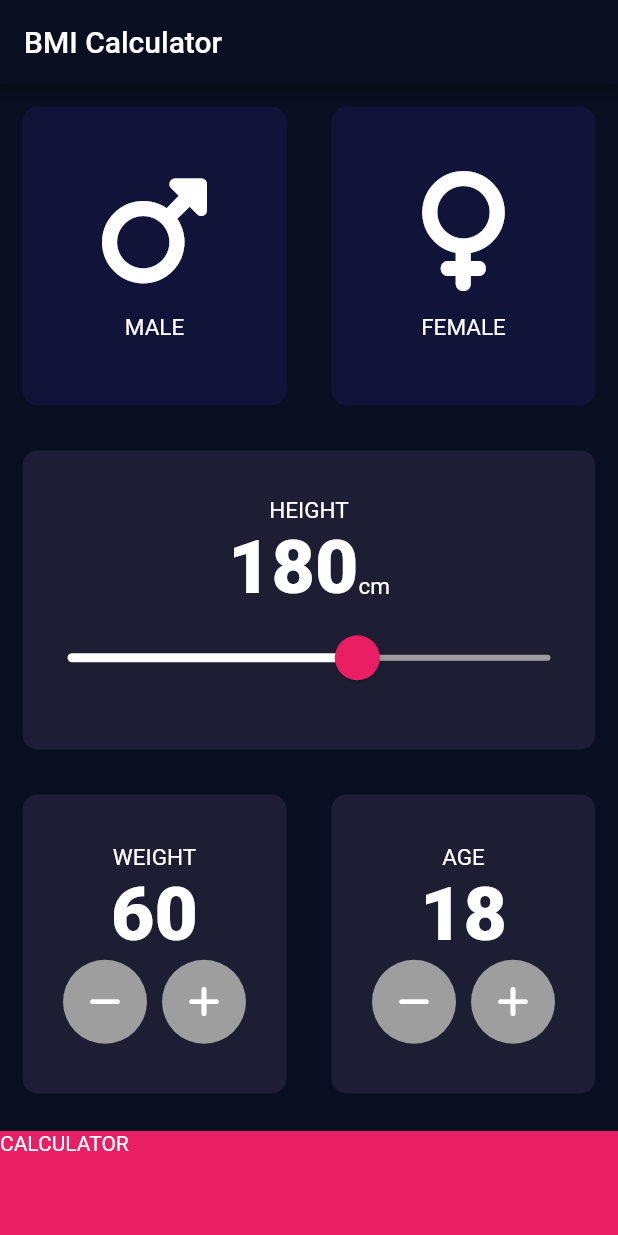
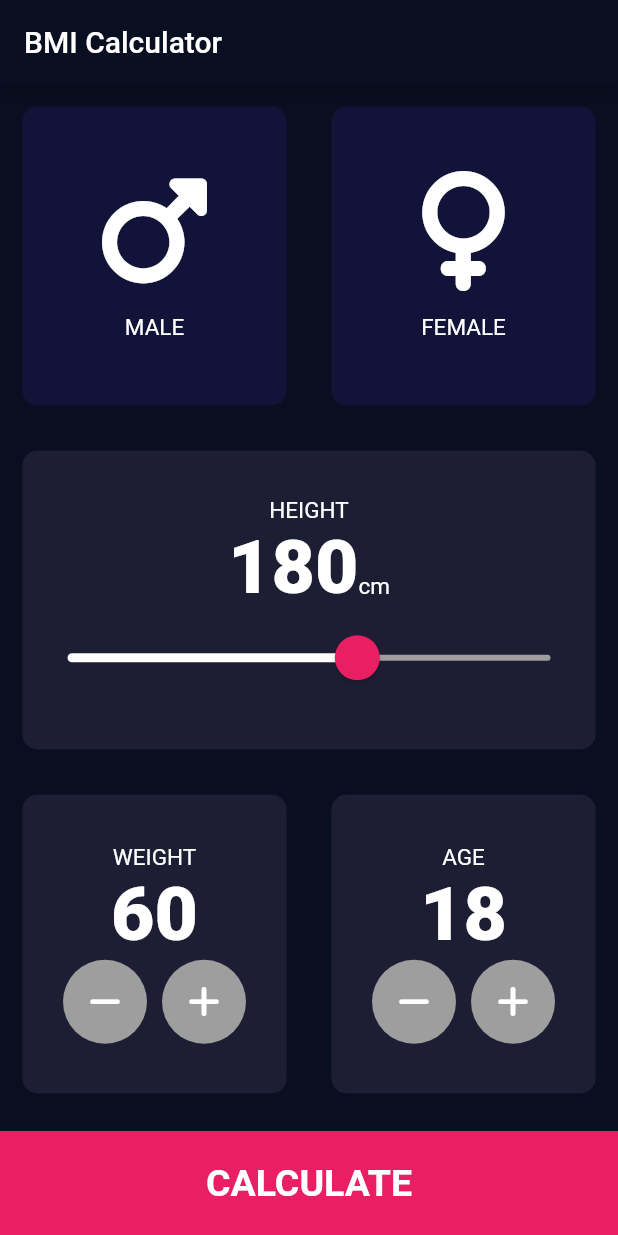
Before and after one commit to Kamrul-Hasan-2/bmi_calculator, a Flutter app: the screen it shows after launch, on a phone screen of 412 x 824 dp. Run offline on Flutter 3.47's test engine with Material 2 defaults, Android fonts, the phone set to English and light mode, and no system bars; our stand-ins replace font_awesome_flutter.

Commit message:
Update calculate button

```diff
--- a/lib/Input_page.dart
+++ b/lib/Input_page.dart
@@ -207,7 +207,7 @@ class _InputPageState extends State<InputPage> {
                 Navigator.push(context, MaterialPageRoute(builder: (context) => ResultPage(),));
               },
               child: Container(
-                child: Text('CALCULATOR'),
+                child: Center(child: Text('CALCULATE', style: kLargeButtonText,)),
                 color: kBotomContaineerButton,
                 margin: EdgeInsets.only(top: 10.0),
                 width: double.infinity,
--- a/lib/constants.dart
+++ b/lib/constants.dart
@@ -4,6 +4,12 @@ const kNumberTextStyle = TextStyle(
   fontSize: 50.0,
   fontWeight: FontWeight.w900,
 );
+
+const kLargeButtonText = TextStyle(
+  fontSize: 25.0,
+  fontWeight: FontWeight.bold,
+);
+
 const kLevelTextStyle = TextStyle(fontSize: 15.0, color: Colors.white);
 const kBotomContainerButton = 70.0;
 const kActiveCardColor = Color(0xFF1D1E33);
```
